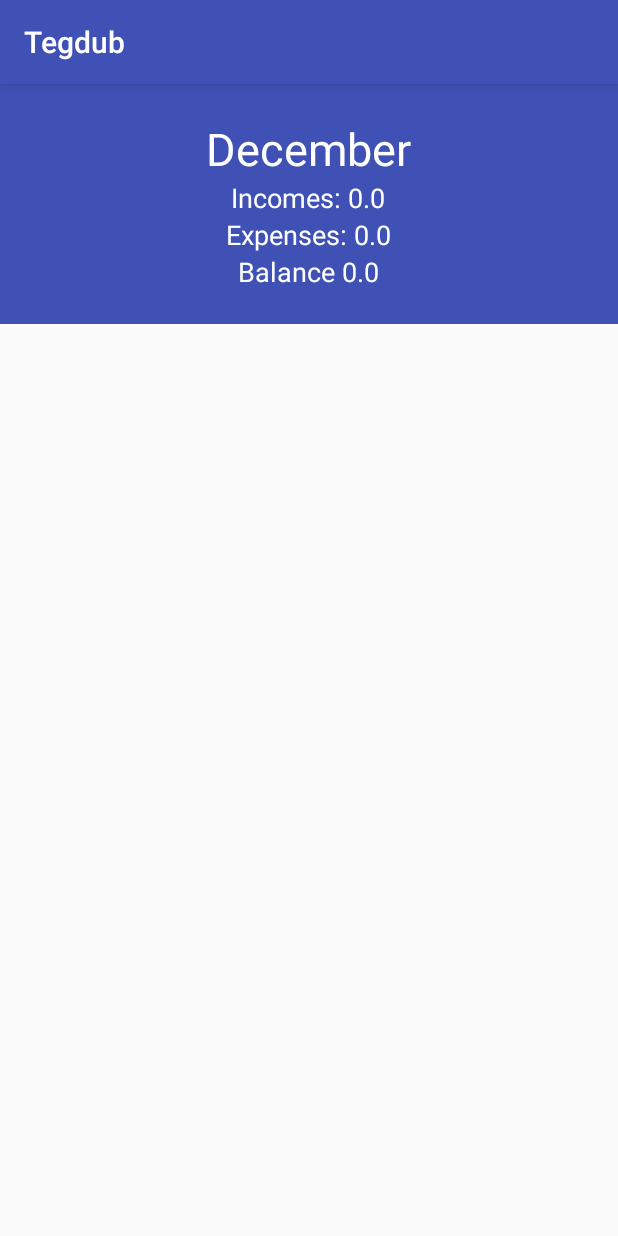
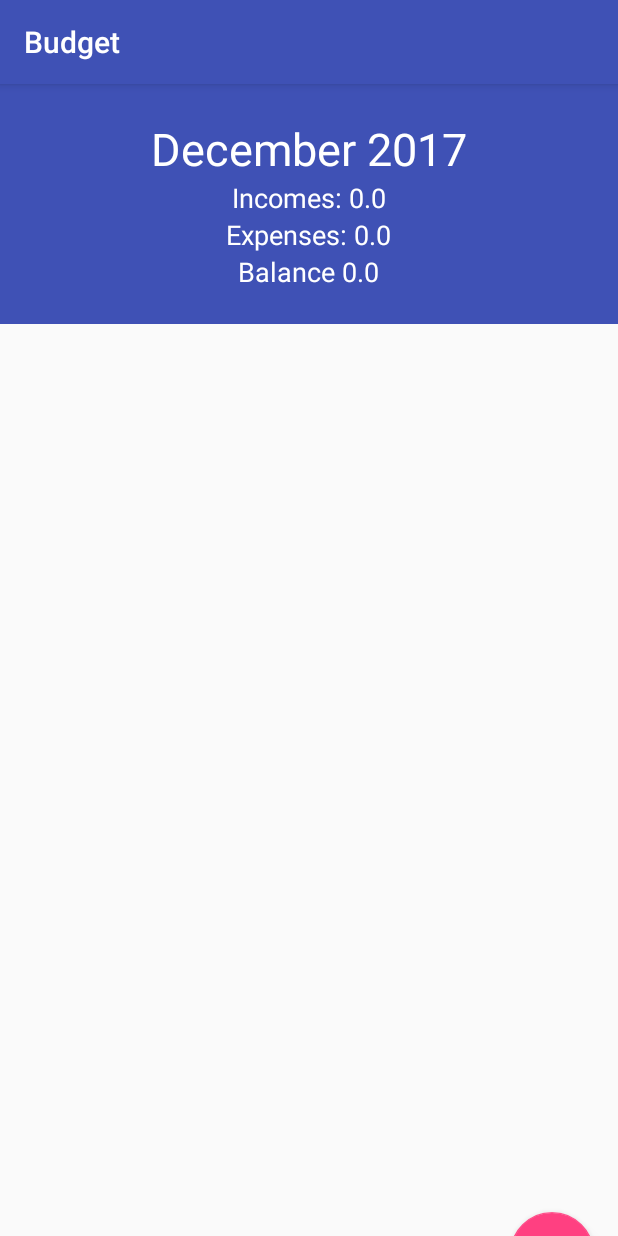
Before and after one commit to samuelekman/Tegdub, an Android app: the BudgetActivity screen opened directly, with no data from a screen before it, on a phone screen of 412 x 824 dp. Run offline under Robolectric (Android 15) with nearby library versions, the phone set to English and light mode, and no system bars; our stand-ins replace Room's generated code; libraries missing offline, so code that uses them is left out: android.arch.persistence.

Commit message:
much work, not much working

```diff
--- a/app/build.gradle
+++ b/app/build.gradle
@@ -32,6 +32,7 @@ dependencies {
     compile 'com.android.support:recyclerview-v7:25.3.0'
     compile 'android.arch.lifecycle:extensions:1.0.0-rc1';
     compile 'android.arch.persistence.room:runtime:1.0.0-rc1';
+    compile 'com.android.support:design:23.1.1'
     annotationProcessor 'android.arch.lifecycle:compiler:1.0.0-rc1';
     annotationProcessor 'android.arch.persistence.room:compiler:1.0.0-rc1';
 }
--- a/app/src/main/java/com/samuelekman/tegdub/BudgetActivity.java
+++ b/app/src/main/java/com/samuelekman/tegdub/BudgetActivity.java
@@ -1,11 +1,14 @@
 package com.samuelekman.tegdub;
 
+import android.graphics.Color;
 import android.support.v4.app.FragmentPagerAdapter;
+import android.support.v4.app.FragmentStatePagerAdapter;
 import android.support.v4.view.ViewPager;
 import android.support.v7.app.AppCompatActivity;
 import android.os.Bundle;
 import android.support.v7.widget.LinearLayoutManager;
 import android.support.v7.widget.RecyclerView;
+import android.support.v7.widget.Toolbar;
 import android.support.v7.widget.helper.ItemTouchHelper;
 import android.view.View;
 import android.widget.TextView;
@@ -35,7 +38,8 @@ public class BudgetActivity extends AppCompatActivity {
  //RecyclerView recView;
  //BudgetListAdapter adapter;
  //TreeMap <String, List<Transaction>> treeMap;
-    FragmentPagerAdapter fragmentPagerAdapter;
+    FragmentStatePagerAdapter fragmentPagerAdapter;
+    Toolbar toolbar;
 
  @Override
     protected void onCreate(Bundle savedInstanceState) {
@@ -44,6 +48,10 @@ public class BudgetActivity extends AppCompatActivity {
      ViewPager viewPager = (ViewPager) findViewById(R.id.budgetViewPager);
      fragmentPagerAdapter = new MyPagerAdapter(getSupportFragmentManager());
      viewPager.setAdapter(fragmentPagerAdapter);
+
+     toolbar = (Toolbar) findViewById(R.id.toolbar);
+     toolbar.setTitle("Budget");
+     toolbar.setTitleTextColor(Color.WHITE);
         //treeMap = transactionStore.testList();
 
         //the following is just a test print :-:
--- a/app/src/main/java/com/samuelekman/tegdub/BudgetFragment.java
+++ b/app/src/main/java/com/samuelekman/tegdub/BudgetFragment.java
@@ -2,9 +2,13 @@ package com.samuelekman.tegdub;
 
 import android.app.Activity;
 import android.content.Context;
+import android.content.Intent;
 import android.net.Uri;
 import android.os.Bundle;
+import android.os.Handler;
+import android.support.design.widget.FloatingActionButton;
 import android.support.v4.app.Fragment;
+import android.support.v4.widget.SwipeRefreshLayout;
 import android.support.v7.widget.LinearLayoutManager;
 import android.support.v7.widget.RecyclerView;
 import android.util.Log;
@@ -19,6 +23,7 @@ import com.samuelekman.tegdub.BudgetList.BudgetIncomeHeaderItem;
 import com.samuelekman.tegdub.BudgetList.BudgetIncomeItem;
 import com.samuelekman.tegdub.BudgetList.BudgetItem;
 import com.samuelekman.tegdub.BudgetList.BudgetListAdapter;
+import com.samuelekman.tegdub.model.Category;
 import com.samuelekman.tegdub.model.MainCategory;
 import com.samuelekman.tegdub.model.Transaction;
 import com.samuelekman.tegdub.utils.AppDatabase;
@@ -38,33 +43,80 @@ public class BudgetFragment extends Fragment {
     TextView expenses;
     TextView incomes;
     TextView summary;
-    TextView monthTxt;
+    TextView monthtext;
+
 
     private int month;
+    private String year;
     private static final String TAG = "BudgetFragment";
+    List<Transaction> mTlist;
+    List<Transaction> mFirst;
+    List<BudgetItem> mBudgetItem;
+    Calendar cal;
+    FloatingActionButton fab;
 
 
     @Override
     public void onCreate(Bundle savedInstanceState){
         super.onCreate(savedInstanceState);
         month = getArguments().getInt("monthInt");
+        cal = Calendar.getInstance();
+        cal.set(Calendar.MONTH, month);
+        year = String.valueOf(cal.get(Calendar.YEAR));
+
     }
 
   @Override
   public View onCreateView(LayoutInflater inflater, ViewGroup container, Bundle savedInstanceState){
       View v = inflater.inflate(R.layout.fragment_budget, container, false);
 
-      Calendar c = Calendar.getInstance();
-      List<Transaction> mTlist = database.transactionDao().getTransactionMonth(month);
+
+      Log.d(TAG, "onCreateView: The month variable is" + month);
+      String s = "'"+ Integer.toString(month) + "'";
+      Log.d(TAG, "onCreateView: The string is" + s);
+      Log.d(TAG, "onCreateView: The yar is" + year);
+      //List<Transaction> mFirst = database.transactionDao().getTransactionMonth(year,s);
+      mFirst = database.transactionDao().getAllTransactions();
+
+     if (mTlist != null && treeMap != null && mBudgetItem != null) {
+         mTlist.clear();
+         treeMap.clear();
+         mBudgetItem.clear();
+     }
+      mTlist = makeMonthList(mFirst);
+      //mTlist = mapCategories(mFirst);
+
       treeMap = convertList(mTlist);
-      List<BudgetItem> mBudgetItem = makeListItems(treeMap);
+
+      mBudgetItem = makeListItems(treeMap);
 
       expenses = (TextView) v.findViewById(R.id.expenseSummaryTxt);
       incomes = (TextView) v.findViewById(R.id.incomeSummaryTxt);
       summary = (TextView) v.findViewById(R.id.summaryTxt);
-      monthTxt = (TextView) v.findViewById(R.id.monthTxt);
+      monthtext = (TextView) v.findViewById(R.id.monthTxt);
+      fab = (FloatingActionButton) v.findViewById(R.id.fab);
 
-      adapter = new BudgetListAdapter(mBudgetItem);
+      fab.setOnClickListener(new View.OnClickListener(){
+          @Override
+          public void onClick(View view){
+              Intent intent = new Intent(getActivity(), CreateEntry.class);
+              startActivity(intent);
+          }
+
+      });
+
+
+
+      adapter = new BudgetListAdapter(mBudgetItem, new BudgetListAdapter.OnItemClickListener(){
+          @Override
+          public void onItemClick(Transaction transaction) {
+              Calendar c = transaction.getDate();
+              Log.d(TAG, "onItemClick: År " + String.valueOf(c.get(Calendar.YEAR)));
+              Log.d(TAG, "onItemClick: månad" + c.getDisplayName(Calendar.MONTH, Calendar.LONG, Locale.getDefault()));
+
+          }
+
+      });
 
       recView = (RecyclerView) v.findViewById(R.id.budgetList);
       recView.setLayoutManager(new LinearLayoutManager(getContext()));
@@ -77,8 +129,7 @@ public class BudgetFragment extends Fragment {
   }
 
 
-
-    public void changeSummary(int month){
+    public void changeSummary(int monthIn){
 
         double exp = 0;
         double inc = 0;
@@ -109,8 +160,9 @@ public class BudgetFragment extends Fragment {
         incomes.setText("Incomes: " +sInc);
         summary.setText("Balance " +sTot);
         Calendar c = Calendar.getInstance();
-        c.set(Calendar.MONTH, month);
-        monthTxt.setText(c.getDisplayName(Calendar.MONTH, Calendar.LONG, Locale.getDefault()));
+        c.set(Calendar.MONTH, monthIn);
+        monthtext.setText(c.getDisplayName(Calendar.MONTH, Calendar.LONG, Locale.getDefault()) + " " + String.valueOf(c.get(Calendar.YEAR)));
+        year = String.valueOf(Calendar.getInstance().get(Calendar.YEAR));
     }
 
     public static BudgetFragment newInstance(int month) {
@@ -127,7 +179,8 @@ public class BudgetFragment extends Fragment {
         String inc = "Incomes";
         String exp = "Expenses";
         for (int i = 0; i<transactionList.size(); i++){
-            String tMapKey = transactionList.get(i).getCategory().getMainCategory().toString();
+            //Category c = database.categoryDao().getCategory(transactionList.get(i).getCat_id());
+           String tMapKey = transactionList.get(i).getCategory().getMainCategory().toString();
             Log.d(TAG, "testList: KEY: " + tMapKey);
 
             if(tMap.containsKey(inc) && tMapKey.equals("INCOME")){
@@ -182,4 +235,33 @@ public class BudgetFragment extends Fragment {
         return mListItems;
     }
 
+    List<Transaction> mapCategories(List<Transaction> transactionList){
+        for(Transaction t : transactionList){
+            Category c = database.categoryDao().getCategory(t.getCat_id());
+            t.setCategory(c);
+
+        }
+        return transactionList;
+    }
+
+    List<Transaction> makeMonthList(List<Transaction> tList){
+        List<Transaction> tranList = new ArrayList<Transaction>();
+        for (Transaction t : tList){
+            String mYear = String.valueOf(t.getDate().get(Calendar.YEAR));
+            int mMonth = t.getDate().get(Calendar.MONTH);
+            if(year.equals(mYear) && mMonth == month){
+                tranList.add(t);
+
+            }
+        }// End of for loop
+        for(Transaction t : tranList){
+            Category c = database.categoryDao().getCategory(t.getCat_id());
+            t.setCategory(c);
+
+        }
+        return tranList;
+    }
+
+
+
 }
--- a/app/src/main/java/com/samuelekman/tegdub/BudgetList/BudgetListAdapter.java
+++ b/app/src/main/java/com/samuelekman/tegdub/BudgetList/BudgetListAdapter.java
@@ -10,6 +10,7 @@ import android.widget.TextView;
 
 import com.samuelekman.tegdub.BudgetActivity;
 import com.samuelekman.tegdub.R;
+import com.samuelekman.tegdub.model.Transaction;
 
 import org.w3c.dom.Text;
 
@@ -21,11 +22,16 @@ import java.util.List;
  */
 
 public class BudgetListAdapter extends RecyclerView.Adapter<RecyclerView.ViewHolder> {
+    public interface OnItemClickListener {
+        void onItemClick(Transaction transaction);
+    }
 
+    private OnItemClickListener listener;
     private List<BudgetItem> mBudgetItem = new ArrayList<>();
 
-    public BudgetListAdapter(/*BudgetActivity budgetActivity,*/ List<BudgetItem> mBudgetItem){
+    public BudgetListAdapter(/*BudgetActivity budgetActivity,*/ List<BudgetItem> mBudgetItem, OnItemClickListener listener){
         this.mBudgetItem = mBudgetItem;
+        this.listener = listener;
     }
 
     @Override
@@ -85,6 +91,8 @@ public class BudgetListAdapter extends RecyclerView.Adapter<RecyclerView.ViewHol
                 double sum = budgetExpenseItem.getTransaction().getSum();
                 String sumString = String.valueOf(sum);
                 expenseViewHolder.txtExpCost.setText(sumString);
+                expenseViewHolder.bind(budgetExpenseItem.getTransaction(), listener);
+
 
                 break;
 
@@ -95,6 +103,8 @@ public class BudgetListAdapter extends RecyclerView.Adapter<RecyclerView.ViewHol
                 double incsum = budgetIncomeItem.getTransaction().getSum();
                 String suString = String.valueOf(incsum);
                 incomeViewHolder.txtIncSum.setText(suString);
+                incomeViewHolder.bind(budgetIncomeItem.getTransaction(), listener);
+
 
                 break;
 
@@ -127,6 +137,13 @@ public class BudgetListAdapter extends RecyclerView.Adapter<RecyclerView.ViewHol
           //  imgInc = (ImageView) itemView.findViewById(R.id.budgetIncomeItemImgView);
             txtIncSum = (TextView) itemView.findViewById(R.id.budgetSumTxtView);
         }
+        public void bind(final Transaction transaction, final OnItemClickListener listener){
+            itemView.setOnClickListener(new View.OnClickListener(){
+                @Override public void onClick(View v){
+                    listener.onItemClick(transaction);
+                }
+            });
+        }
 
     }
 
@@ -139,6 +156,13 @@ public class BudgetListAdapter extends RecyclerView.Adapter<RecyclerView.ViewHol
             txtExp = (TextView) itemView.findViewById(R.id.budgetExpenseItemTxtView);
            // imgExp = (ImageView) itemView.findViewById(R.id.budgetExpenseItemImgView);
             txtExpCost = (TextView) itemView.findViewById(R.id.budgetExpenseCostView);
+        }
+        public void bind(final Transaction transaction, final OnItemClickListener listener){
+            itemView.setOnClickListener(new View.OnClickListener(){
+                @Override public void onClick(View v){
+                    listener.onItemClick(transaction);
+                }
+            });
         }
 
     }
--- a/app/src/main/java/com/samuelekman/tegdub/Interfaces/CategoryDao.java
+++ b/app/src/main/java/com/samuelekman/tegdub/Interfaces/CategoryDao.java
@@ -8,6 +8,8 @@ import android.arch.persistence.room.Query;
 import com.samuelekman.tegdub.model.Category;
 
 import java.util.List;
+
+import javax.security.auth.callback.Callback;
 
 /**
  * Created by samuel on 2017-12-14.
@@ -22,6 +24,12 @@ public interface CategoryDao {
     @Query("SELECT * FROM category")
     List<Category> getCategories();
 
+    @Query("SELECT * FROM category WHERE cid = :cat_id")
+    Category getCategory(int cat_id);
+
+    @Query("SELECT * FROM category where subCategory = :sub_cat")
+    Category getCategory(String sub_cat);
+
     @Query("DELETE FROM category")
     public void nukeTable();
 }
--- a/app/src/main/java/com/samuelekman/tegdub/Interfaces/TransactionDao.java
+++ b/app/src/main/java/com/samuelekman/tegdub/Interfaces/TransactionDao.java
@@ -27,8 +27,9 @@ public interface TransactionDao {
     @Query("select * from transactions where t_id = :transactionId")
     List<Transaction> getTransaction(int transactionId);
 
-    @Query("select * from transactions where strftime('%m', date) = :month")
-    List<Transaction> getTransactionMonth(int month);
+    @Query("select * from transactions where strftime('%Y', date) = :year AND strftime('%m', date) = :month")
+    List<Transaction> getTransactionMonth(String year, String month);
+
 
     @Update(onConflict = OnConflictStrategy.REPLACE)
     void updateTransaction(Transaction transaction);
--- a/app/src/main/java/com/samuelekman/tegdub/MainActivity.java
+++ b/app/src/main/java/com/samuelekman/tegdub/MainActivity.java
@@ -1,6 +1,7 @@
 package com.samuelekman.tegdub;
 
 import android.content.Intent;
+import android.os.AsyncTask;
 import android.support.v7.app.AppCompatActivity;
 import android.os.Bundle;
 import android.util.Log;
@@ -30,6 +31,7 @@ public class MainActivity extends AppCompatActivity {
        database = AppDatabase.getDatabase(getApplicationContext());
         //database.categoryDao().addCategory(new Category(MainCategory.ENTERTAINMENT, "Cinema", "ic_attach_money_black_24dp"));
         //database.categoryDao().nukeTable();
+
        ArrayList<Category> cList = (ArrayList<Category>) database.categoryDao().getCategories();
         Log.d(TAG, "onCreate: result size" + cList.size());
 
@@ -115,4 +117,5 @@ public class MainActivity extends AppCompatActivity {
          }
 
 
+
 }
--- a/app/src/main/java/com/samuelekman/tegdub/MyPagerAdapter.java
+++ b/app/src/main/java/com/samuelekman/tegdub/MyPagerAdapter.java
@@ -2,40 +2,36 @@ package com.samuelekman.tegdub;
 
 import android.support.v4.app.Fragment;
 import android.support.v4.app.FragmentManager;
-import android.support.v4.app.FragmentPagerAdapter;
 
+import android.support.v4.app.FragmentStatePagerAdapter;
+import android.util.Log;
+
+import java.util.ArrayList;
 import java.util.Calendar;
+import java.util.List;
 
 /**
  * Created by samuel on 2017-12-23.
  */
 
-public class MyPagerAdapter extends FragmentPagerAdapter {
+public class MyPagerAdapter extends FragmentStatePagerAdapter{
+    private static final String TAG = "MyPagerAdapter";
+
 
     public MyPagerAdapter(FragmentManager fragmentManager){
         super(fragmentManager);
     }
 
+
     @Override
     public Fragment getItem(int position){
-        int tempmin;
-        int tempmax;
+        //int tempmin;
+        //int tempmax;
+
+
+
         int inst = Calendar.getInstance().get(Calendar.MONTH);
-        /*
-        if (position == 0){
-            return BudgetFragment.newInstance(inst);
-        }
 
-        if (position < 0){
-            return BudgetFragment.newInstance(inst-1);
-
-        }
-
-        if(position > 1){
-            return BudgetFragment.newInstance(inst+1);
-        }
-        return null;
-        */
         switch(position){
             case 0:
                 return BudgetFragment.newInstance(inst);
@@ -43,16 +39,16 @@ public class MyPagerAdapter extends FragmentPagerAdapter {
             case 1:
                 return BudgetFragment.newInstance(inst+1);
 
-            case 2:
-                return BudgetFragment.newInstance(inst+2);
             default:
                 return null;
         }
+
 
     }
 
     @Override
     public int getCount() {
-        return 3;
+        return 2;
     }
+
 }
--- a/app/src/main/java/com/samuelekman/tegdub/model/Transaction.java
+++ b/app/src/main/java/com/samuelekman/tegdub/model/Transaction.java
@@ -57,6 +57,7 @@ public class Transaction {
         this.note = note;
     }
 
+
     public Transaction(double sum, Calendar date, String note, int cat_id){
         this.sum = sum;
         this.date = date;
@@ -68,12 +69,14 @@ public class Transaction {
         return category;
     }
 
+    public void setCategory(Category category){this.category = category;}
+
     public double getSum(){
         return sum;
     }
 
     public String toString(){
-        return "The amount" + this.sum + "\n the subCategory:\n" + this.category.getSubCategory().toString();
+        return "The amount" + this.sum + "\n the subCategory:\n";//+ this.category.getSubCategory().toString();
     }
 
     public int getT_id() {
--- /dev/null
+++ b/app/src/main/res/drawable/ic_add_black_24dp.xml
@@ -0,0 +1,9 @@
+<vector xmlns:android="http://schemas.android.com/apk/res/android"
+        android:width="24dp"
+        android:height="24dp"
+        android:viewportWidth="24.0"
+        android:viewportHeight="24.0">
+    <path
+        android:fillColor="#FF000000"
+        android:pathData="M19,13h-6v6h-2v-6H5v-2h6V5h2v6h6v2z"/>
+</vector>
--- a/app/src/main/res/layout/activity_budget.xml
+++ b/app/src/main/res/layout/activity_budget.xml
@@ -1,19 +1,30 @@
 <?xml version="1.0" encoding="utf-8"?>
-<android.support.constraint.ConstraintLayout xmlns:android="http://schemas.android.com/apk/res/android"
-    xmlns:app="http://schemas.android.com/apk/res-auto"
-    xmlns:tools="http://schemas.android.com/tools"
+<android.support.design.widget.CoordinatorLayout
+xmlns:android="http://schemas.android.com/apk/res/android"
+xmlns:app="http://schemas.android.com/apk/res-auto"
+android:id="@+id/coordinatorLayout"
+android:layout_width="match_parent"
+android:layout_height="match_parent">
+
+<android.support.design.widget.AppBarLayout
+    android:id="@+id/appBarLayout"
+    android:layout_width="match_parent"
+    android:layout_height="wrap_content">
+
+    <android.support.v7.widget.Toolbar
+        android:id="@+id/toolbar"
+        android:layout_width="match_parent"
+        android:layout_height="?attr/actionBarSize"
+        android:background="?attr/colorPrimary"
+        app:layout_scrollFlags="scroll|enterAlways"/>
+
+
+</android.support.design.widget.AppBarLayout>
+
+<android.support.v4.view.ViewPager
+    android:id="@+id/budgetViewPager"
     android:layout_width="match_parent"
     android:layout_height="match_parent"
-    tools:context="com.samuelekman.tegdub.BudgetActivity">
+    app:layout_behavior="@string/appbar_scrolling_view_behavior"/>
 
-    <android.support.v4.view.ViewPager
-        android:id="@+id/budgetViewPager"
-        android:layout_width="0dp"
-        android:layout_height="match_parent"
-        app:layout_constraintEnd_toEndOf="parent"
-        app:layout_constraintStart_toStartOf="parent"
-        app:layout_constraintTop_toTopOf="parent" />
-
-
-
-</android.support.constraint.ConstraintLayout>
+</android.support.design.widget.CoordinatorLayout>
--- a/app/src/main/res/layout/fragment_budget.xml
+++ b/app/src/main/res/layout/fragment_budget.xml
@@ -5,7 +5,18 @@
     android:layout_height="match_parent"
     tools:context="com.samuelekman.tegdub.BudgetFragment">
 
-    <!-- TODO: Update blank fragment layout -->
+    <android.support.design.widget.FloatingActionButton
+        android:id="@+id/fab"
+        android:layout_width="wrap_content"
+        android:layout_height="wrap_content"
+        android:layout_gravity="bottom|right|end"
+        android:layout_margin="@dimen/fab_margin"
+        android:layout_marginBottom="16dp"
+        android:layout_marginRight="16dp"
+        android:src="@drawable/ic_add_black_24dp"
+        app:layout_constraintBottom_toBottomOf="parent"
+        app:layout_constraintRight_toRightOf="parent" />
+
     <RelativeLayout
         android:id="@+id/relativeLayout"
         android:layout_width="match_parent"
--- a/app/src/main/res/values/strings.xml
+++ b/app/src/main/res/values/strings.xml
@@ -1,6 +1,4 @@
 <resources>
     <string name="app_name">"Tegdub "</string>
 
-    <!-- TODO: Remove or change this placeholder text -->
-    <string name="hello_blank_fragment">Hello blank fragment</string>
 </resources>
--- a/app/src/main/res/values/styles.xml
+++ b/app/src/main/res/values/styles.xml
@@ -1,7 +1,7 @@
 <resources>
 
     <!-- Base application theme. -->
-    <style name="AppTheme" parent="Theme.AppCompat.Light.DarkActionBar">
+    <style name="AppTheme" parent="Theme.AppCompat.Light.NoActionBar">
         <!-- Customize your theme here. -->
         <item name="colorPrimary">@color/colorPrimary</item>
         <item name="colorPrimaryDark">@color/colorPrimaryDark</item>
```
Also changed, not shown: app/src/main/java/com/samuelekman/tegdub/CreateEntry.java (+13 -3 lines), app/src/main/res/layout/activity_create_entry.xml (+23 -9 lines).
